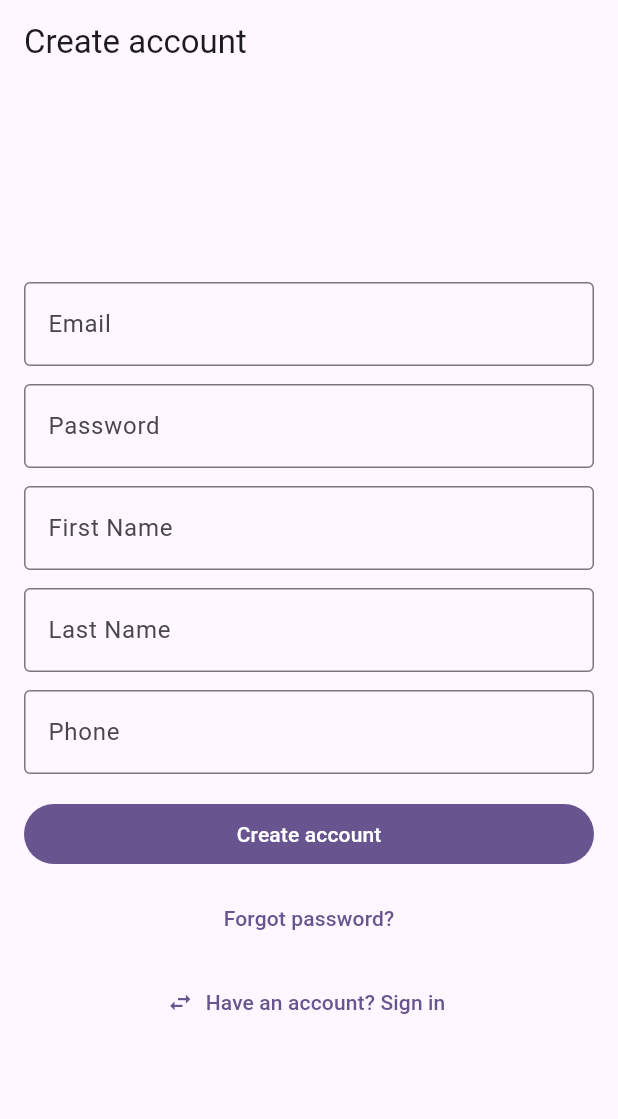
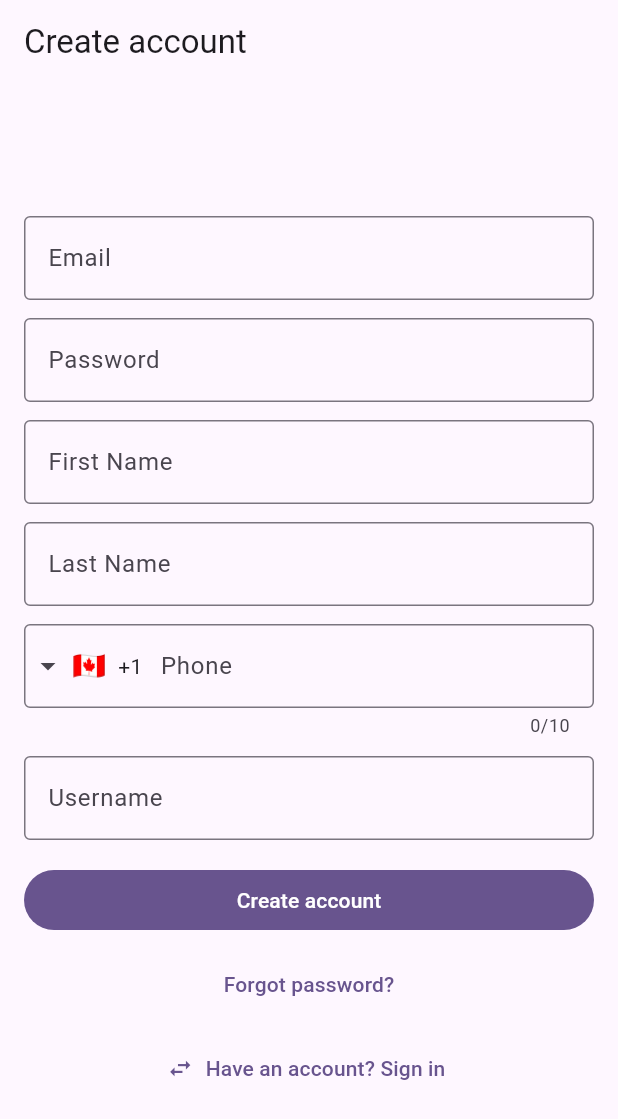
Before and after one commit to LostManJohnny/you-owe-me-mobile, a Flutter app: the screen it shows after launch, after a tap on "New here? Create an account", on a phone screen of 412 x 824 dp. Shown: the top 1119 px of the screen. Run offline on Flutter 3.47's test engine with Material 3 defaults, Android fonts, the phone set to English and light mode, and no system bars; drawn by our look-alikes of intl_phone_field; our stand-ins replace bloc, equatable, firebase_auth, firebase_core, flutter_bloc, flutter_dotenv and 4 more; accounts and stored records are empty.

Commit message:
Refactor to freezed instead of built_value. Needs work on the event handling

```diff
--- a/lib/bloc/auth/auth_bloc.dart
+++ b/lib/bloc/auth/auth_bloc.dart
@@ -1,45 +1,81 @@
 import 'dart:async';
 import 'package:bloc/bloc.dart';
 import 'package:firebase_auth/firebase_auth.dart';
+import 'package:you_owe_us/domain/auth/user_profile.dart';
 import 'package:you_owe_us/services/auth_service.dart';
+
 import 'auth_event.dart';
 import 'auth_state.dart';
 
 class AuthBloc extends Bloc<AuthEvent, AuthState> {
   final AuthService _authService;
   late final StreamSubscription<User?> _sub;
+  UserProfile? userProfile;
 
   AuthBloc(this._authService) : super(AuthState.unauthenticated()) {
+    // Emit Freezed event variants:
     _sub = _authService.authStateChanges().listen(
-          (user) => add(AuthUserChanged(user)),
-          onError: (_) => add(const AuthUserChanged(null)),
+          (user) => add(AuthEvent.userChanged(user)),
+          onError: (_) => add(const AuthEvent.userChanged(null)),
         );
 
-    on<AuthUserChanged>(_onUserChanged);
-    on<EmailChanged>((e, emit) => emit(state.copyWith(email: e.email, errorMessage: null)));
-    on<PasswordChanged>((e, emit) => emit(state.copyWith(password: e.password, errorMessage: null)));
-    on<ToggleMode>((e, emit) {
-      final next = state.mode == AuthFormMode.signIn ? AuthFormMode.signUp : AuthFormMode.signIn;
-      emit(state.copyWith(mode: next, errorMessage: null));
+    on<AuthEvent>((event, emit) async {
+      switch (event) {
+        case AuthEventUserChanged(:final user):
+          _onUserChanged(user, emit);
+
+        case AuthEventProfileChanged(
+            email: final email,
+            password: final password,
+            firstName: final firstName,
+            lastName: final lastName,
+            username: final username,
+            phone: final phone,
+          ):
+          emit(state.copyWith(
+            email: email ?? state.email,
+            password: password ?? state.password,
+            firstName: firstName ?? state.firstName,
+            lastName: lastName ?? state.lastName,
+            username: username ?? state.username,
+            phone: phone ?? state.phone,
+            errorMessage: null,
+          ));
+
+        case AuthEventToggleMode():
+          final next = state.mode == AuthFormMode.signIn ? AuthFormMode.signUp : AuthFormMode.signIn;
+          emit(state.copyWith(mode: next, errorMessage: null));
+
+        case AuthEventSubmitted():
+          await _submit(emit);
+
+        case AuthEventResetPasswordRequested():
+          await _resetPassword(emit);
+
+        case AuthEventSignOutRequested():
+          await _authService.signOut();
+      }
     });
-    on<Submitted>(_onSubmitted);
-    on<ResetPasswordRequested>(_onResetPassword);
-    on<SignOutRequested>(_onSignOut);
   }
 
-  void _onUserChanged(AuthUserChanged e, Emitter<AuthState> emit) {
-    if (e.user != null) {
-      emit(AuthState.authenticated(e.user!));
+  void _onUserChanged(Object? user, Emitter<AuthState> emit) {
+    if (user is User) {
+      emit(AuthState.authenticated(user));
     } else {
+      // preserve form values + mode when unauthenticated
       emit(AuthState.unauthenticated().copyWith(
         email: state.email,
         password: state.password,
+        firstName: state.firstName,
+        lastName: state.lastName,
+        username: state.username,
+        phone: state.phone,
         mode: state.mode,
       ));
     }
   }
 
-  Future<void> _onSubmitted(Submitted e, Emitter<AuthState> emit) async {
+  Future<void> _submit(Emitter<AuthState> emit) async {
     if (!state.canSubmit) {
       emit(state.copyWith(errorMessage: 'Enter a valid email and 6+ char password.'));
       return;
@@ -47,9 +83,27 @@ class AuthBloc extends Bloc<AuthEvent, AuthState> {
     emit(state.copyWith(status: AuthStatus.submitting, errorMessage: null));
     try {
       if (state.mode == AuthFormMode.signIn) {
-        await _authService.signIn(email: state.email.trim(), password: state.password.trim());
+        // NOTE: adjust if your AuthService.signIn returns UserCredential instead
+        userProfile = await _authService.signIn(
+          email: state.email.trim(),
+          password: state.password,
+        );
       } else {
-        await _authService.signUp(email: state.email.trim(), password: state.password.trim());
+        final profile = UserProfile(
+          firstName: state.firstName.trim(),
+          lastName: state.lastName.trim(),
+          email: state.email.trim(),
+          // convert empty to null if your model uses nullable fields
+          phone: state.phone.trim().isEmpty ? null : state.phone.trim(),
+          username: state.username.trim().isEmpty ? null : state.username.trim(),
+          // authKey is filled in by AuthService.signUp
+        );
+
+        userProfile = await _authService.signUp(
+          email: state.email.trim(),
+          password: state.password,
+          userProfile: profile,
+        );
       }
       emit(state.copyWith(status: AuthStatus.success));
     } on FirebaseAuthException catch (ex) {
@@ -59,7 +113,7 @@ class AuthBloc extends Bloc<AuthEvent, AuthState> {
     }
   }
 
-  Future<void> _onResetPassword(ResetPasswordRequested e, Emitter<AuthState> emit) async {
+  Future<void> _resetPassword(Emitter<AuthState> emit) async {
     final email = state.email.trim();
     if (!email.contains('@')) {
       emit(state.copyWith(errorMessage: 'Enter your email above to reset password.'));
@@ -72,10 +126,6 @@ class AuthBloc extends Bloc<AuthEvent, AuthState> {
     } on FirebaseAuthException catch (ex) {
       emit(state.copyWith(status: AuthStatus.failure, errorMessage: _friendly(ex)));
     }
-  }
-
-  Future<void> _onSignOut(SignOutRequested e, Emitter<AuthState> emit) async {
-    await _authService.signOut();
   }
 
   String _friendly(FirebaseAuthException e) {
--- a/lib/bloc/auth/auth_event.dart
+++ b/lib/bloc/auth/auth_event.dart
@@ -1,78 +1,21 @@
-import 'package:equatable/equatable.dart';
+// auth_event.dart
+import 'package:freezed_annotation/freezed_annotation.dart';
+part 'auth_event.freezed.dart';
 
-abstract class AuthEvent extends Equatable {
-  const AuthEvent();
+@freezed
+sealed class AuthEvent with _$AuthEvent {
+  const factory AuthEvent.userChanged(Object? user) = AuthEventUserChanged;
+  const factory AuthEvent.profileChanged({
+    String? email,
+    String? password,
+    String? firstName,
+    String? lastName,
+    String? username,
+    String? phone,
+  }) = AuthEventProfileChanged;
 
-  @override
-  List<Object?> get props => [];
+  const factory AuthEvent.toggleMode() = AuthEventToggleMode;
+  const factory AuthEvent.submitted() = AuthEventSubmitted;
+  const factory AuthEvent.resetPasswordRequested() = AuthEventResetPasswordRequested;
+  const factory AuthEvent.signOutRequested() = AuthEventSignOutRequested;
 }
-
-class AuthUserChanged extends AuthEvent {
-  final Object? user;
-
-  const AuthUserChanged(this.user);
-
-  @override
-  List<Object?> get props => [user];
-}
-
-class EmailChanged extends AuthEvent {
-  final String email;
-
-  const EmailChanged(this.email);
-
-  @override
-  List<Object?> get props => [email];
-}
-
-class PasswordChanged extends AuthEvent {
-  final String password;
-
-  const PasswordChanged(this.password);
-
-  @override
-  List<Object?> get props => [password];
-}
-
-class FirstNameChanged extends AuthEvent{
-  final String firstName;
-
-  const FirstNameChanged(this.firstName);
-
-  @override
-  List<Object?> get props => [firstName];
-}
-
-class LastNameChanged extends AuthEvent{
-  final String lastName;
-
-  const LastNameChanged(this.lastName);
-
-  @override
-  List<Object?> get props => [lastName];
-}
-
-class PhoneChanged extends AuthEvent{
-  final String phone;
-
-  const PhoneChanged(this.phone);
-
-  @override
-  List<Object?> get props => [phone];
-}
-
-class ToggleMode extends AuthEvent {
-  const ToggleMode();
-}
-
-class Submitted extends AuthEvent {
-  const Submitted();
-}
-
-class ResetPasswordRequested extends AuthEvent {
-  const ResetPasswordRequested();
-}
-
-class SignOutRequested extends AuthEvent {
-  const SignOutRequested();
-}
--- a/lib/bloc/auth/auth_state.dart
+++ b/lib/bloc/auth/auth_state.dart
@@ -11,6 +11,7 @@ class AuthState extends Equatable {
   final String firstName;
   final String lastName;
   final String phone;
+  final String username;
   final AuthFormMode mode;
   final String? errorMessage;
   final Object? user;
@@ -22,17 +23,30 @@ class AuthState extends Equatable {
     this.firstName = '',
     this.lastName = '',
     this.phone = '',
+    this.username = '',
     this.mode = AuthFormMode.signIn,
     this.errorMessage,
     this.user,
   });
 
-  bool get canSubmit => email.trim().contains('@') && password.trim().length >= 6;
+  bool get canSubmit =>
+      email.trim().contains('@') &&
+      password.trim().length >= 6 &&
+      (mode == AuthFormMode.signIn ||
+          (firstName.trim().isNotEmpty &&
+              lastName.trim().isNotEmpty &&
+              phone.trim().isNotEmpty &&
+              username.trim().isNotEmpty));
 
   AuthState copyWith({
     AuthStatus? status,
     String? email,
     String? password,
+    String? firstName,
+    String? lastName,
+    String? userName,
+    String? phone,
+    String? username,
     AuthFormMode? mode,
     String? errorMessage,
     Object? user,
--- a/lib/di.dart
+++ b/lib/di.dart
@@ -1,23 +1,39 @@
 import 'package:get_it/get_it.dart';
+import 'package:firebase_auth/firebase_auth.dart';
+import 'package:go_router/go_router.dart';
+
 import 'package:you_owe_us/app_config.dart';
+import 'package:you_owe_us/navigation/app_router.dart';
 import 'package:you_owe_us/services/auth_service.dart';
-import 'package:you_owe_us/services/base_service.dart';
-import 'package:you_owe_us/navigation/app_router.dart';
+import 'package:you_owe_us/services/base_web_service.dart';
+import 'package:you_owe_us/services/user_profile_service.dart';
 import 'bloc/auth/auth_bloc.dart';
 
 final sl = GetIt.instance; // service locator
 T c<T extends Object>() => sl<T>(); // shorthand resolver
 
 Future<void> setupDI(AppConfig config) async {
-  // Core config
+  // Core
   sl.registerSingleton<AppConfig>(config);
 
+  // Auth (no router/BaseService dependency)
+  sl.registerLazySingleton<AuthService>(() => AuthService(c<UserProfileService>()));
+
+  // Router (depends ONLY on the auth state stream)
+  sl.registerLazySingleton<AppRouter>(
+    () => AppRouter(FirebaseAuth.instance.authStateChanges()),
+  );
+
+  // Expose GoRouter directly for convenience
+  sl.registerLazySingleton<GoRouter>(() => sl<AppRouter>().router);
+
+  // HTTP base service(s) that need GoRouter for 403 handling
+  sl.registerLazySingleton<BaseWebService>(
+    () => BaseWebService(c<AppConfig>(), c<GoRouter>()),
+  );
+
   // Services
-  sl.registerLazySingleton<AuthService>(() => AuthService());
-  sl.registerLazySingleton<BaseService>(() => BaseService(c<AppConfig>()));
-
-  // Router (depends on AuthService)
-  sl.registerLazySingleton<AppRouter>(() => AppRouter(c<AuthService>()));
+  sl.registerLazySingleton<UserProfileService>(() => UserProfileService());
 
   // Blocs
   sl.registerFactory<AuthBloc>(() => AuthBloc(c<AuthService>()));
--- /dev/null
+++ b/lib/domain/auth/user_profile.dart
@@ -0,0 +1,23 @@
+import 'package:freezed_annotation/freezed_annotation.dart';
+
+part 'user_profile.freezed.dart';
+
+part 'user_profile.g.dart';
+
+@freezed
+abstract class UserProfile with _$UserProfile {
+  const factory UserProfile({
+    @JsonKey(name: 'first_name') required String firstName,
+    @JsonKey(name: 'last_name') required String lastName,
+    @JsonKey(name: 'email') required String email,
+
+    // Optional at sign-up; fill later if needed
+    @JsonKey(name: 'phone_number') String? phone,
+    @JsonKey(name: 'username') String? username,
+
+    // You set this after Firebase creates the account
+    @JsonKey(name: 'auth_key') String? authKey,
+  }) = _UserProfile;
+
+  factory UserProfile.fromJson(Map<String, dynamic> json) => _$UserProfileFromJson(json);
+}
--- a/lib/navigation/app_router.dart
+++ b/lib/navigation/app_router.dart
@@ -1,60 +1,60 @@
+// navigation/app_router.dart
 import 'dart:async';
 import 'package:flutter/foundation.dart';
 import 'package:flutter_bloc/flutter_bloc.dart';
 import 'package:go_router/go_router.dart';
 import 'package:firebase_auth/firebase_auth.dart';
-import 'package:you_owe_us/services/auth_service.dart';
 
 import '../bloc/auth/auth_bloc.dart';
 import '../ui/login_page.dart';
 import '../ui/home_page.dart';
 
-/// Simple ChangeNotifier that ticks whenever the stream emits.
-/// go_router listens to this to re-run `redirect`.
 class GoRouterRefreshStream extends ChangeNotifier {
   late final StreamSubscription _sub;
-
   GoRouterRefreshStream(Stream<dynamic> stream) {
     _sub = stream.asBroadcastStream().listen((_) => notifyListeners());
   }
-
   @override
-  void dispose() {
-    _sub.cancel();
-    super.dispose();
-  }
+  void dispose() { _sub.cancel(); super.dispose(); }
 }
 
 class AppRouter {
-  AppRouter(this._authService);
+  AppRouter(Stream<User?> authStateStream);
 
-  final AuthService _authService;
-
-  late final router = GoRouter(
+  late final GoRouter router = GoRouter(
     initialLocation: '/home',
-    // Re-run redirects whenever Firebase auth state changes:
-    refreshListenable: GoRouterRefreshStream(_authService.authStateChanges()),
+    refreshListenable: GoRouterRefreshStream(
+      FirebaseAuth.instance.authStateChanges(), // or pass the stream via ctor
+    ),
     redirect: (context, state) {
       final user = FirebaseAuth.instance.currentUser;
       final loggingIn = state.matchedLocation == '/login';
 
-      if (user == null) {
-        // Not logged in -> go to /login unless we're already there
-        return loggingIn ? null : '/login';
-      }
+      // Allow explicit 403 redirect to /login
+      final outOfDate = (state.extra as Map?)?['clientOutOfDate'] == true
+          || state.uri.queryParameters['clientOutOfDate'] == 'true';
 
-      // Logged in -> keep away from /login
+      if (outOfDate) return null;
+      if (user == null) return loggingIn ? null : '/login';
       if (loggingIn) return '/home';
-
-      return null; // no redirect
+      return null;
     },
     routes: [
-// ... inside MyApp build, using go_router route builder as example:
       GoRoute(
+        name: 'login',
         path: '/login',
-        builder: (context, state) => LoginPage(bloc: context.read<AuthBloc>()),
+        builder: (context, state) {
+          final extra = state.extra as Map?;
+          final clientOutOfDate = extra?['clientOutOfDate'] == true
+              || state.uri.queryParameters['clientOutOfDate'] == 'true';
+          return LoginPage(
+            bloc: context.read<AuthBloc>(),
+            clientOutOfDate: clientOutOfDate,
+          );
+        },
       ),
       GoRoute(
+        name: 'home',
         path: '/home',
         builder: (context, state) => HomePage(bloc: context.read<AuthBloc>()),
       ),
--- a/lib/ui/home_page.dart
+++ b/lib/ui/home_page.dart
@@ -18,7 +18,7 @@ class HomePage extends StatelessWidget {
           IconButton(
             tooltip: 'Sign out',
             icon: const Icon(Icons.logout),
-            onPressed: () => bloc.add(const SignOutRequested()),
+            onPressed: () => bloc.add(AuthEvent.signOutRequested()),
           ),
         ],
       ),
--- a/lib/ui/login_page.dart
+++ b/lib/ui/login_page.dart
@@ -1,13 +1,16 @@
 import 'package:flutter/material.dart';
 import 'package:flutter_bloc/flutter_bloc.dart';
+import 'package:intl_phone_field/intl_phone_field.dart';
+
 import '../bloc/auth/auth_bloc.dart';
 import '../bloc/auth/auth_event.dart';
 import '../bloc/auth/auth_state.dart';
 
 class LoginPage extends StatefulWidget {
-  const LoginPage({super.key, required this.bloc});
+  const LoginPage({super.key, required this.bloc, this.clientOutOfDate = false});
 
   final AuthBloc bloc;
+  final bool clientOutOfDate;
 
   @override
   State<LoginPage> createState() => _LoginPageState();
@@ -18,7 +21,7 @@ class _LoginPageState extends State<LoginPage> {
   late final TextEditingController _pwCtrl;
   late final TextEditingController _firstNameCtrl;
   late final TextEditingController _lastNameCtrl;
-  late final TextEditingController _phoneNumberCtrl;
+  late final TextEditingController _usernameCtrl;
 
   @override
   void initState() {
@@ -28,13 +31,16 @@ class _LoginPageState extends State<LoginPage> {
     _pwCtrl = TextEditingController(text: s.password);
     _firstNameCtrl = TextEditingController(text: s.firstName);
     _lastNameCtrl = TextEditingController(text: s.lastName);
-    _phoneNumberCtrl = TextEditingController(text: s.phone);
+    _usernameCtrl = TextEditingController(text: s.username);
   }
 
   @override
   void dispose() {
     _emailCtrl.dispose();
     _pwCtrl.dispose();
+    _firstNameCtrl.dispose();
+    _lastNameCtrl.dispose();
+    _usernameCtrl.dispose();
     super.dispose();
   }
 
@@ -55,10 +61,25 @@ class _LoginPageState extends State<LoginPage> {
           if (state.errorMessage != null) {
             ScaffoldMessenger.of(context).showSnackBar(SnackBar(content: Text(state.errorMessage!)));
           }
+          if (widget.clientOutOfDate) {
+            ScaffoldMessenger.of(context).showMaterialBanner(
+              MaterialBanner(
+                content: const Text('Your app is out of date. Please sign in again.'),
+                leading: const Icon(Icons.warning_amber),
+                actions: [
+                  TextButton(
+                    onPressed: () => ScaffoldMessenger.of(context).hideCurrentMaterialBanner(),
+                    child: const Text('Dismiss'),
+                  ),
+                ],
+              ),
+            );
+          }
         },
         buildWhen: (prev, curr) => prev.status != curr.status || prev.mode != curr.mode,
         builder: (context, state) {
           final isLoading = state.status == AuthStatus.submitting;
+
           return Center(
             child: ConstrainedBox(
               constraints: const BoxConstraints(maxWidth: 420),
@@ -69,7 +90,7 @@ class _LoginPageState extends State<LoginPage> {
                   children: [
                     TextField(
                       controller: _emailCtrl,
-                      onChanged: (v) => widget.bloc.add(EmailChanged(v)),
+                      onChanged: (v) => widget.bloc.add(AuthEvent.profileChanged(email: v)),
                       keyboardType: TextInputType.emailAddress,
                       textInputAction: TextInputAction.next,
                       decoration: const InputDecoration(
@@ -81,7 +102,7 @@ class _LoginPageState extends State<LoginPage> {
                     const SizedBox(height: 12),
                     TextField(
                       controller: _pwCtrl,
-                      onChanged: (v) => widget.bloc.add(PasswordChanged(v)),
+                      onChanged: (v) => widget.bloc.add(AuthEvent.profileChanged(password: v)),
                       obscureText: true,
                       decoration: const InputDecoration(
                         labelText: 'Password',
@@ -89,13 +110,11 @@ class _LoginPageState extends State<LoginPage> {
                       ),
                       autofillHints: const [AutofillHints.password],
                     ),
-                    if (state.mode == AuthFormMode.signUp)
-                      ...[
+                    if (state.mode == AuthFormMode.signUp) ...[
                       const SizedBox(height: 12),
                       TextField(
                         controller: _firstNameCtrl,
-                          onChanged: (v) => widget.bloc.add(FirstNameChanged(v)),
-                          obscureText: true,
+                        onChanged: (v) => widget.bloc.add(AuthEvent.profileChanged(firstName: v)),
                         decoration: const InputDecoration(
                           labelText: 'First Name',
                           border: OutlineInputBorder(),
@@ -105,8 +124,7 @@ class _LoginPageState extends State<LoginPage> {
                       const SizedBox(height: 12),
                       TextField(
                         controller: _lastNameCtrl,
-                          onChanged: (v) => widget.bloc.add(LastNameChanged(v)),
-                          obscureText: true,
+                        onChanged: (v) => widget.bloc.add(AuthEvent.profileChanged(lastName: v)),
                         decoration: const InputDecoration(
                           labelText: 'Last Name',
                           border: OutlineInputBorder(),
@@ -114,22 +132,32 @@ class _LoginPageState extends State<LoginPage> {
                         autofillHints: const [AutofillHints.familyName],
                       ),
                       const SizedBox(height: 12),
-                        TextField(
-                          controller: _phoneNumberCtrl,
-                          onChanged: (v) => widget.bloc.add(PhoneChanged(v)),
-                          obscureText: true,
+                      IntlPhoneField(
                         decoration: const InputDecoration(
                           labelText: 'Phone',
                           border: OutlineInputBorder(),
                         ),
-                          autofillHints: const [AutofillHints.telephoneNumber],
+                        initialCountryCode: 'CA',
+                        onChanged: (phone) => widget.bloc.add(
+                          AuthEvent.profileChanged(phone: phone.completeNumber),
+                        ),
+                      ),
+                      const SizedBox(height: 12),
+                      TextField(
+                        controller: _usernameCtrl,
+                        onChanged: (v) => widget.bloc.add(AuthEvent.profileChanged(username: v)),
+                        decoration: const InputDecoration(
+                          labelText: 'Username',
+                          border: OutlineInputBorder(),
+                        ),
+                        autofillHints: const [AutofillHints.username],
                       ),
                     ],
                     const SizedBox(height: 16),
                     SizedBox(
                       width: double.infinity,
                       child: FilledButton(
-                        onPressed: isLoading ? null : () => widget.bloc.add(const Submitted()),
+                        onPressed: isLoading ? null : () => widget.bloc.add(const AuthEvent.submitted()),
                         child: isLoading
                             ? const SizedBox(height: 20, width: 20, child: CircularProgressIndicator(strokeWidth: 2))
                             : Text(state.mode == AuthFormMode.signIn ? 'Sign in' : 'Create account'),
@@ -137,12 +165,12 @@ class _LoginPageState extends State<LoginPage> {
                     ),
                     const SizedBox(height: 8),
                     TextButton(
-                      onPressed: isLoading ? null : () => widget.bloc.add(const ResetPasswordRequested()),
+                      onPressed: isLoading ? null : () => widget.bloc.add(const AuthEvent.resetPasswordRequested()),
                       child: const Text('Forgot password?'),
                     ),
                     const SizedBox(height: 8),
                     TextButton.icon(
-                      onPressed: isLoading ? null : () => widget.bloc.add(const ToggleMode()),
+                      onPressed: isLoading ? null : () => widget.bloc.add(const AuthEvent.toggleMode()),
                       icon: const Icon(Icons.swap_horiz),
                       label: Text(
                         state.mode == AuthFormMode.signIn ? 'New here? Create an account' : 'Have an account? Sign in',
```
Also changed, not shown: analysis_options.yaml (+8 -0 lines), lib/services/auth_service.dart (+23 -7 lines), lib/services/base_service.dart (+4 -6 lines), lib/services/base_web_service.dart (added, +241 -0 lines), lib/services/user_profile_service.dart (added, +15 -0 lines), pubspec.yaml (+12 -0 lines), lib/bloc/auth/auth_event.freezed.dart (added), lib/domain/auth/user_profile.freezed.dart (added), lib/domain/auth/user_profile.g.dart (added). Lines whose indentation alone changed are shown as unchanged.
